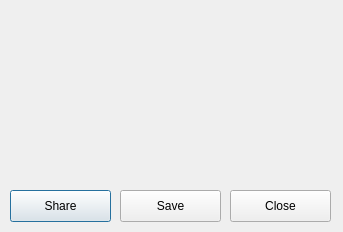
First picture: the form in ui/screenshotdialog.ui, repository mkocs/pixmate-client, before the edit.
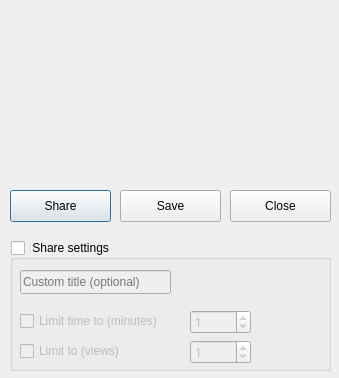
Second picture: the form after the edit. Icons and pictures are not drawn.

Commit message: Add sharing options The client is now, just like the website, able to receive and transmit additional sharing options (custom title, time to live, ...) set by the user.

The edit to the form file:
```diff
--- a/ui/screenshotdialog.ui
+++ b/ui/screenshotdialog.ui
@@ -6,10 +6,22 @@
    <rect>
     <x>0</x>
     <y>0</y>
-    <width>343</width>
-    <height>232</height>
+    <width>339</width>
+    <height>378</height>
    </rect>
   </property>
+  <property name="minimumSize">
+   <size>
+    <width>339</width>
+    <height>339</height>
+   </size>
+  </property>
+  <property name="maximumSize">
+   <size>
+    <width>339</width>
+    <height>400</height>
+   </size>
+  </property>
   <property name="windowTitle">
    <string>Screenshot</string>
   </property>
@@ -83,6 +95,151 @@
      <normaloff>:/img/ic_close_black_24dp.ico</normaloff>:/img/ic_close_black_24dp.ico</iconset>
    </property>
   </widget>
+  <widget class="QGroupBox" name="shareGroupBox">
+   <property name="geometry">
+    <rect>
+     <x>10</x>
+     <y>240</y>
+     <width>321</width>
+     <height>131</height>
+    </rect>
+   </property>
+   <property name="title">
+    <string> Share settings</string>
+   </property>
+   <property name="flat">
+    <bool>false</bool>
+   </property>
+   <property name="checkable">
+    <bool>true</bool>
+   </property>
+   <property name="checked">
+    <bool>false</bool>
+   </property>
+   <widget class="QSpinBox" name="ttlTimeSpinBox">
+    <property name="geometry">
+     <rect>
+      <x>180</x>
+      <y>70</y>
+      <width>61</width>
+      <height>24</height>
+     </rect>
+    </property>
+    <property name="font">
+     <font>
+      <family>.SF NS Text</family>
+      <weight>50</weight>
+      <italic>false</italic>
+      <bold>false</bold>
+     </font>
+    </property>
+    <property name="toolTip">
+     <string>Time in minutes</string>
+    </property>
+    <property name="minimum">
+     <number>0</number>
+    </property>
+    <property name="maximum">
+     <number>32500</number>
+    </property>
+    <property name="value">
+     <number>1</number>
+    </property>
+   </widget>
+   <widget class="QCheckBox" name="ttlTimeCheckBox">
+    <property name="geometry">
+     <rect>
+      <x>10</x>
+      <y>70</y>
+      <width>161</width>
+      <height>22</height>
+     </rect>
+    </property>
+    <property name="font">
+     <font>
+      <weight>50</weight>
+      <bold>false</bold>
+     </font>
+    </property>
+    <property name="text">
+     <string>Limit time to (minutes)</string>
+    </property>
+   </widget>
+   <widget class="QCheckBox" name="ttlViewsCheckBox">
+    <property name="geometry">
+     <rect>
+      <x>10</x>
+      <y>100</y>
+      <width>151</width>
+      <height>22</height>
+     </rect>
+    </property>
+    <property name="font">
+     <font>
+      <weight>50</weight>
+      <bold>false</bold>
+     </font>
+    </property>
+    <property name="text">
+     <string>Limit to (views)</string>
+    </property>
+   </widget>
+   <widget class="QSpinBox" name="ttlViewsSpinBox">
+    <property name="geometry">
+     <rect>
+      <x>180</x>
+      <y>100</y>
+      <width>61</width>
+      <height>24</height>
+     </rect>
+    </property>
+    <property name="font">
+     <font>
+      <family>.SF NS Text</family>
+      <weight>50</weight>
+      <italic>false</italic>
+      <bold>false</bold>
+     </font>
+    </property>
+    <property name="toolTip">
+     <string>Time in minutes</string>
+    </property>
+    <property name="minimum">
+     <number>0</number>
+    </property>
+    <property name="maximum">
+     <number>32500</number>
+    </property>
+    <property name="value">
+     <number>1</number>
+    </property>
+   </widget>
+   <widget class="QLineEdit" name="customTitleLineEdit">
+    <property name="geometry">
+     <rect>
+      <x>10</x>
+      <y>30</y>
+      <width>151</width>
+      <height>24</height>
+     </rect>
+    </property>
+    <property name="statusTip">
+     <string/>
+    </property>
+    <property name="autoFillBackground">
+     <bool>false</bool>
+    </property>
+    <property name="inputMask">
+     <string/>
+    </property>
+    <property name="text">
+     <string/>
+    </property>
+    <property name="placeholderText">
+     <string>Custom title (optional)</string>
+    </property>
+   </widget>
+  </widget>
  </widget>
  <resources>
   <include location="../resources.qrc"/>
```
The commit also changes 4 other files.
